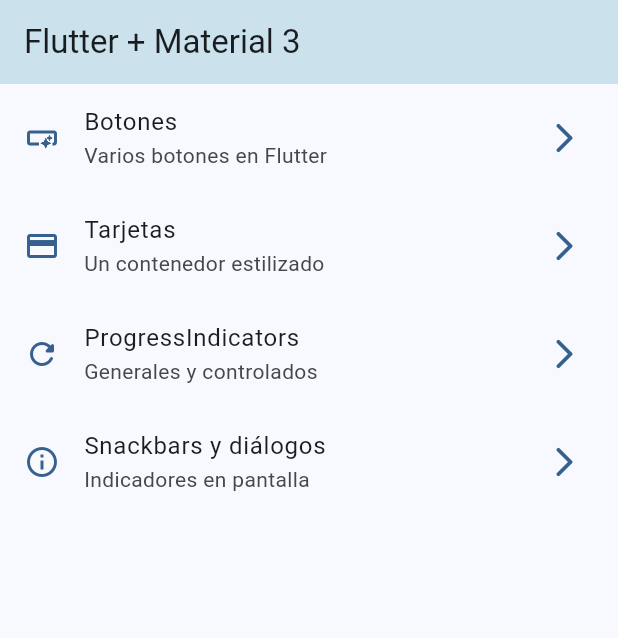
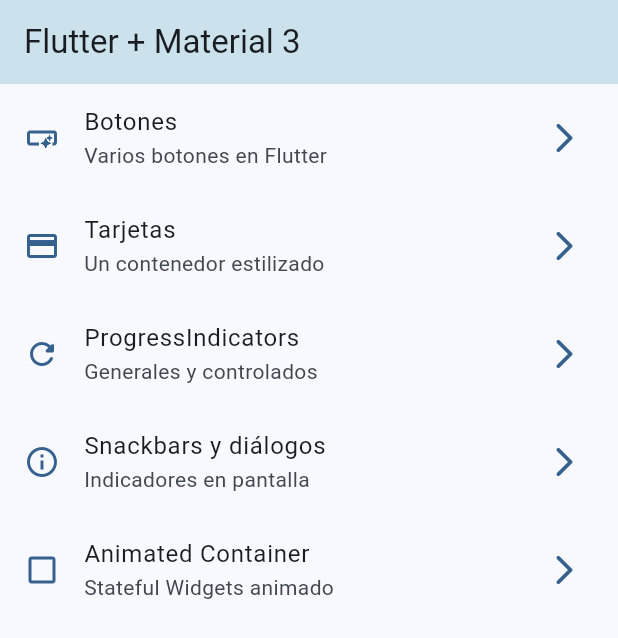
Before and after one commit to Oved/WidgetsApp, a Flutter app: the screen it shows after launch, on a phone screen of 412 x 824 dp. Shown: the top 638 px of the screen. Run offline on Flutter 3.47's test engine with Material 2 defaults, Android fonts, the phone set to English and light mode, and no system bars; our stand-ins replace go_router.

Commit message:
Se agregan animaciones

```diff
--- a/lib/config/menu/menu_items.dart
+++ b/lib/config/menu/menu_items.dart
@@ -34,5 +34,10 @@ const appMenuItems = <MenuItems>[
       subTitle: 'Indicadores en pantalla',
       link: '/snackbars',
       icon: Icons.info_outline),
+  MenuItems(
+      title: 'Animated Container',
+      subTitle: 'Stateful Widgets animado',
+      link: '/animated',
+      icon: Icons.check_box_outline_blank),
   //MenuItems(title: 'Botones', subTitle: 'Varios botones en Flutter', link: '/buttons', icon: Icons.smart_button_outlined),
 ];
--- a/lib/config/router/app_router.dart
+++ b/lib/config/router/app_router.dart
@@ -28,5 +28,10 @@ final appRouter = GoRouter(
       name: SnackbarScreen.name,
       builder: (context, state) => const SnackbarScreen(),
     ),
+    GoRoute(
+      path: '/animated',
+      name: AnimatedScreen.name,
+      builder: (context, state) => const AnimatedScreen(),
+    ),
   ],
 );
```
Also changed, not shown: lib/presentation/screens/animated/animated_screen.dart (+44 -2 lines).
